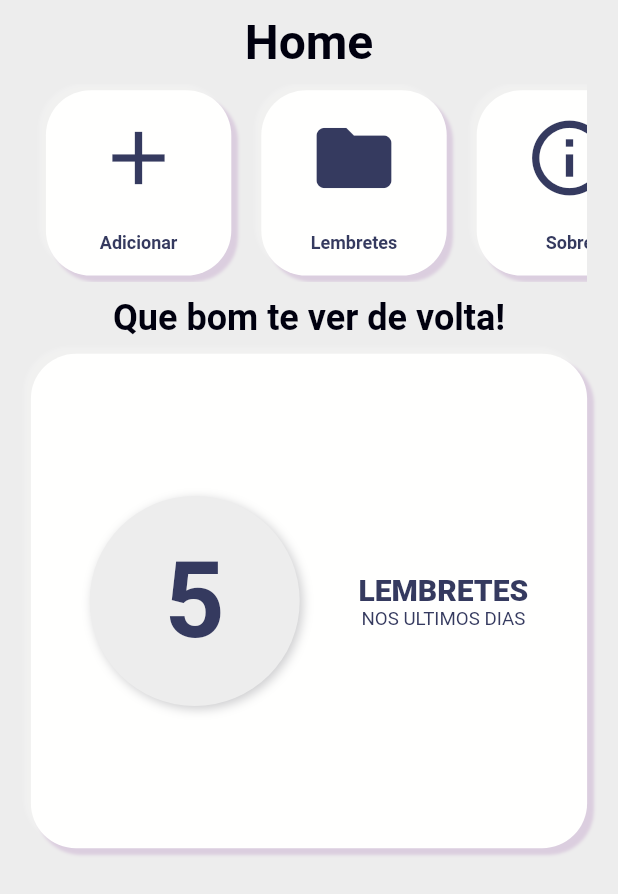
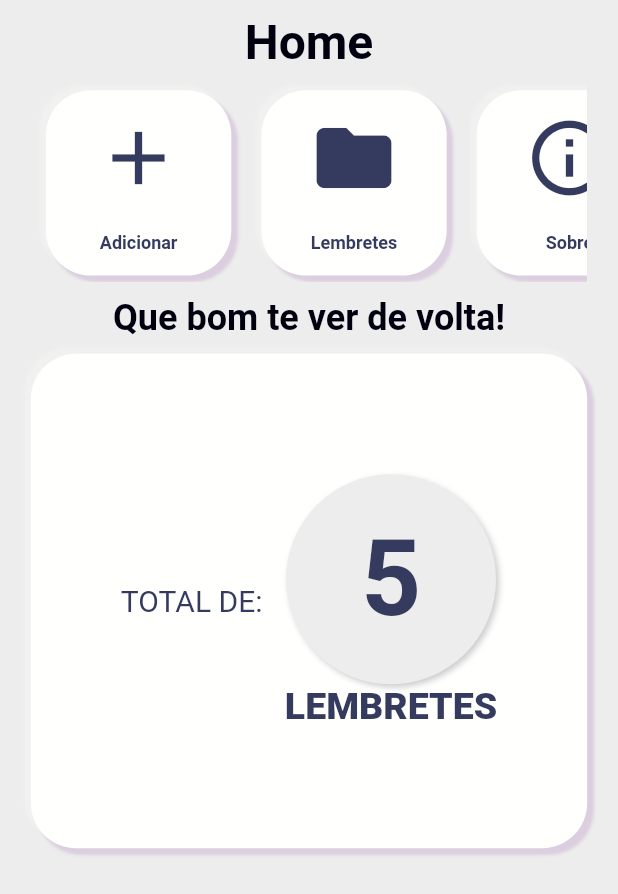
Before and after one commit to vihsantos/lembretes, a Flutter app: the screen it shows after launch, on a phone screen of 412 x 824 dp. Shown: the top 894 px of the screen. Run offline on Flutter 3.47's test engine with Material 2 defaults, Android fonts, the phone set to English and light mode, and no system bars; our stand-ins replace get; generated files the repository leaves out were written again; Roboto replaces fonts that are missing (Gonwun Batang, Gowun Batang).

Commit message:
Ajustes na home

```diff
--- a/lib/Paginas/home/Home.dart
+++ b/lib/Paginas/home/Home.dart
@@ -88,12 +88,20 @@ class _HomeState extends State<Home> {
                           blurRadius: 1)
                     ],
                   ),
-                  child: Column(
+                  child: Row(
                     mainAxisAlignment: MainAxisAlignment.center,
-                    crossAxisAlignment: CrossAxisAlignment.start,
-                    children: <Widget>[
-                      Row(
-                        mainAxisAlignment: MainAxisAlignment.spaceEvenly,
+                    children: [
+                      Text("TOTAL DE: ",
+                          style: TextStyle(
+                            fontSize: 20,
+                            fontFamily: "Gowun Batang",
+                            color: PaletaDeCores.azultres,
+                          )),
+                      SizedBox(
+                        width: 10,
+                      ),
+                      Column(
+                        mainAxisAlignment: MainAxisAlignment.center,
                         children: <Widget>[
                           Container(
                             width: 140,
@@ -106,7 +114,7 @@ class _HomeState extends State<Home> {
                                       color:
                                           PaletaDeCores.preto.withOpacity(0.2),
                                       offset: Offset(2, 2),
-                                      blurRadius: 5),
+                                      blurRadius: 3),
                                 ]),
                             child: Center(
                               child: Text(
@@ -118,25 +126,15 @@ class _HomeState extends State<Home> {
                               ),
                             ),
                           ),
-                          Column(
-                            children: [
                           Text(
                             "LEMBRETES",
                             style: TextStyle(
-                                  fontSize: 20,
+                              fontSize: 25,
                               fontFamily: "Gowun Batang",
                               fontWeight: FontWeight.w900,
                               color: PaletaDeCores.azultres,
                             ),
                           ),
-                              Text("NOS ULTIMOS DIAS",
-                                  style: TextStyle(
-                                    fontSize: 12.5,
-                                    fontFamily: "Gowun Batang",
-                                    color: PaletaDeCores.azultres,
-                                  )),
-                            ],
-                          )
                         ],
                       ),
                     ],
```
Lines whose indentation alone changed are shown as unchanged.
